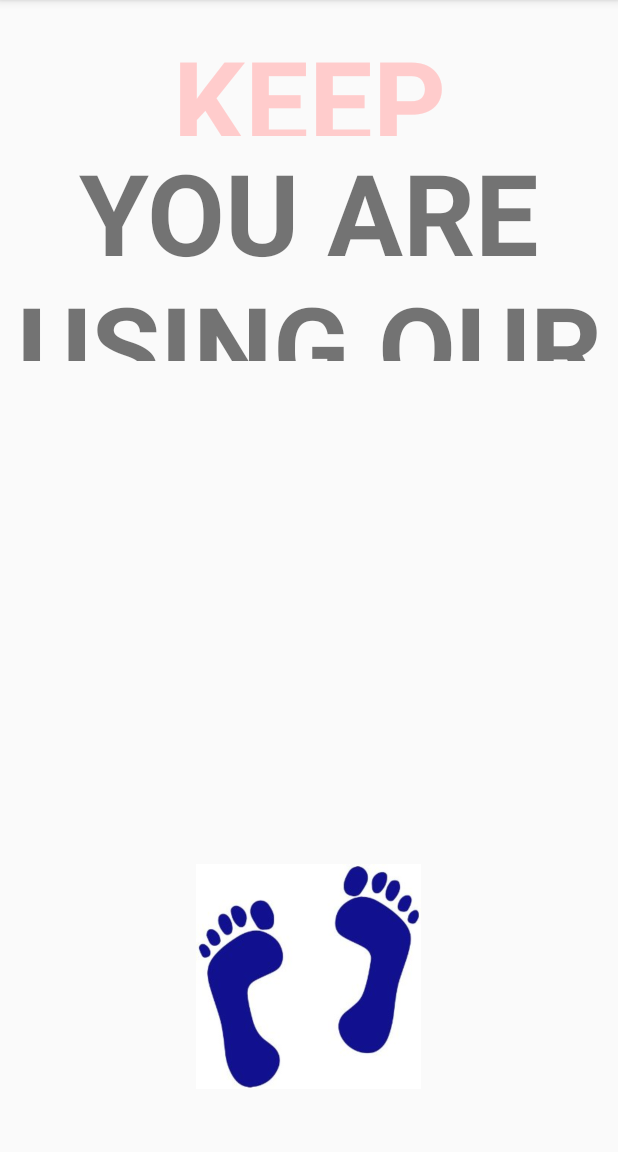
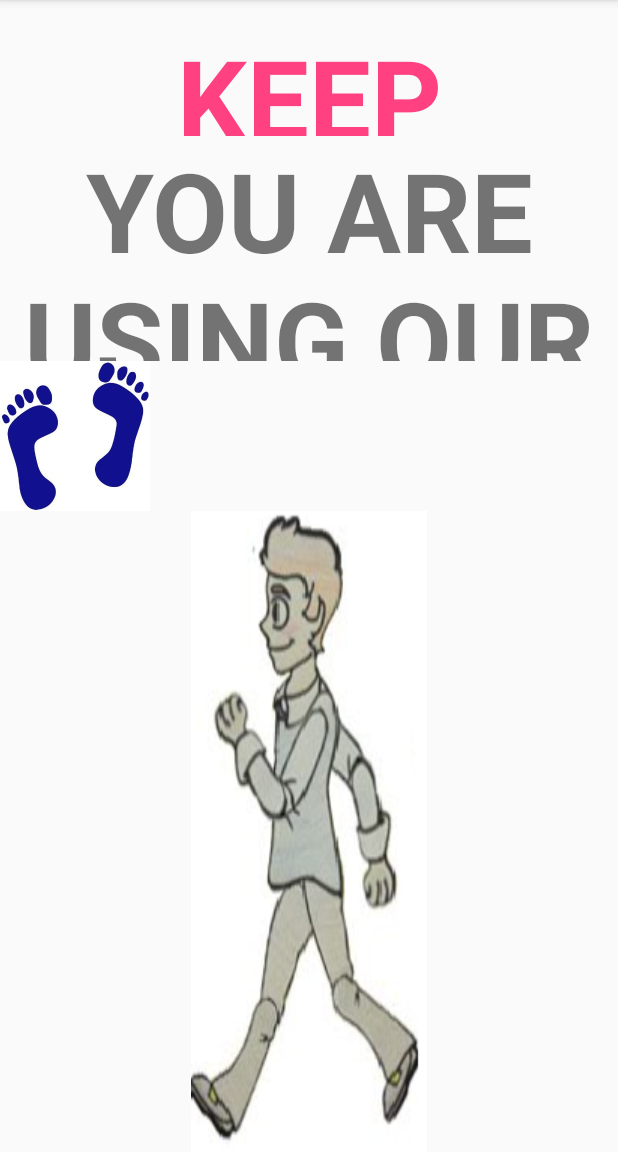
Before and after one commit to Shivjot-Baidwan/SensorSimulation-MobileCommerce, an Android app: the fragment WelcomeScreenFragment shown on its own in the app's theme, on a phone screen of 412 x 824 dp, the part 84-1236 px from its top. Run offline under Robolectric (Android 15) with nearby library versions, the phone set to English and light mode, and no system bars.

Commit message:
Animation on main page.

```diff
--- a/app/src/main/java/com/mobilecommerce/sensorsimulation/MainActivity.java
+++ b/app/src/main/java/com/mobilecommerce/sensorsimulation/MainActivity.java
@@ -11,6 +11,7 @@ import android.app.PendingIntent;
 import android.content.Intent;
 import android.content.pm.PackageManager;
 import android.graphics.Typeface;
+import android.graphics.drawable.AnimationDrawable;
 import android.icu.text.SimpleDateFormat;
 import android.support.annotation.NonNull;
 import android.support.annotation.Nullable;
@@ -20,6 +21,7 @@ import android.os.Bundle;
 import android.text.Html;
 import android.util.Log;
 import android.view.Menu;
+import android.widget.ImageView;
 import android.widget.TextView;
 import android.widget.Toast;
 import com.google.android.gms.common.ConnectionResult;
@@ -32,6 +34,7 @@ public class MainActivity extends AppCompatActivity
         implements GoogleApiClient.ConnectionCallbacks, GoogleApiClient.OnConnectionFailedListener{
 
     public GoogleApiClient mApiClient;
+    private ImageView animationImages;
 
 
     @Override
@@ -53,15 +56,24 @@ public class MainActivity extends AppCompatActivity
 
         Calendar c = Calendar.getInstance();
 
-        SimpleDateFormat simpleDateFormat = new SimpleDateFormat("yyyy-MM-dd  HH:mm:ss");
+        SimpleDateFormat simpleDateFormat = new SimpleDateFormat("dd-MM-yyyy  hh:mm a ");
         String currentDateTimeString = simpleDateFormat.format(c.getTime());
 
         Toast.makeText(this,currentDateTimeString,Toast.LENGTH_SHORT).show();
 
         TextView dateTextView = (TextView) findViewById(R.id.dateTextView);
         dateTextView.setText(currentDateTimeString);
-        //dateTextView.setTypeface(typeface);
+        animationImages = (ImageView) findViewById(R.id.animationView);
 
+        animationImages.post(new Runnable() {
+            @Override
+            public void run() {
+                ((AnimationDrawable) animationImages.getBackground()).start();
+            }
+        });
+
+
+        /*
         UserMovementDatabase userMovementDatabase = new UserMovementDatabase("time","WALKING");
 
         MyDatabaseHandler myDatabaseHandler = new MyDatabaseHandler(this, null, null, 1);
@@ -69,6 +81,7 @@ public class MainActivity extends AppCompatActivity
 
         myDatabaseHandler.viewAllRecords();
         myDatabaseHandler.printUserMovementRecords();
+        */
 
         //After Implementing the interfaces for GoogleApiClient, initializing the GoogleApiClient.
         //Also connecting to Google Play Services.
--- a/app/src/main/java/com/mobilecommerce/sensorsimulation/MyDatabaseHandler.java
+++ b/app/src/main/java/com/mobilecommerce/sensorsimulation/MyDatabaseHandler.java
@@ -1,7 +1,7 @@
 /*
 Authors: Venus Pathak - 7972526
          Shivjot Baidwan - 8028412
-*/
+
 
 package com.mobilecommerce.sensorsimulation;
 
@@ -95,3 +95,4 @@ public class MyDatabaseHandler extends SQLiteOpenHelper {
     }
 
 }
+*/
--- a/app/src/main/java/com/mobilecommerce/sensorsimulation/UserMovementDatabase.java
+++ b/app/src/main/java/com/mobilecommerce/sensorsimulation/UserMovementDatabase.java
@@ -1,7 +1,7 @@
 /*
 Authors: Venus Pathak - 7972526
          Shivjot Baidwan - 8028412
-*/
+
 
 package com.mobilecommerce.sensorsimulation;
 
@@ -44,3 +44,4 @@ public class UserMovementDatabase {
     }
 
 }
+*/
--- /dev/null
+++ b/app/src/main/res/drawable/run_animation.xml
@@ -0,0 +1,10 @@
+<?xml version ="1.0" encoding="utf-8"?>
+<animation-list android:oneshot="false"
+    xmlns:android="http://schemas.android.com/apk/res/android">
+
+    <item android:drawable="@drawable/image1" android:duration="250"/>
+    <item android:drawable="@drawable/image2" android:duration="250"/>
+    <item android:drawable="@drawable/image3" android:duration="250"/>
+    <item android:drawable="@drawable/image4" android:duration="250"/>
+
+</animation-list>
--- a/app/src/main/res/layout/activity_database.xml
+++ b/app/src/main/res/layout/activity_database.xml
@@ -7,7 +7,7 @@
     android:paddingBottom="@dimen/activity_vertical_margin"
     android:paddingLeft="@dimen/activity_horizontal_margin"
     android:paddingRight="@dimen/activity_horizontal_margin"
-    android:paddingTop="@dimen/activity_vertical_margin"
-    tools:context="com.mobilecommerce.sensorsimulation.DatabaseActivity">
+    android:paddingTop="@dimen/activity_vertical_margin">
+    <!--tools:context="com.mobilecommerce.sensorsimulation.DatabaseActivity"> -->
 
 </RelativeLayout>
--- a/app/src/main/res/layout/fragment_welcome_screen.xml
+++ b/app/src/main/res/layout/fragment_welcome_screen.xml
@@ -12,12 +12,12 @@
         android:layout_height="75dp"
         android:text="@string/welcome_message"
         android:layout_marginTop="15dp"
-        android:textSize="75sp"
+        android:textSize="73sp"
         android:textAlignment="center"
         android:layout_alignParentLeft="true"
         android:layout_alignParentStart="true"
-        android:textStyle="normal|bold"
-        android:textColor="@color/colorAccent" />
+        android:textColor="@color/colorAccent"
+        android:textStyle="normal|bold" />
 
     <TextView
         android:text="@string/welcome_message2"
@@ -26,25 +26,38 @@
         android:layout_below="@+id/welcomeMessage1"
         android:id="@+id/welcomeMessage2"
         android:textAlignment="center"
-        android:textSize="75sp"
+        android:textSize="73sp"
         android:textStyle="normal|bold" />
 
+    <ImageView
+        android:layout_width="100dp"
+        android:layout_height="100dp"
+        app:srcCompat="@drawable/mainimage"
+        android:id="@+id/mainImageView"
+        android:layout_below="@+id/welcomeMessage2"
+        android:layout_alignParentStart="true" />
+
     <TextView
-        android:layout_width="200dp"
+        android:layout_width="250dp"
         android:layout_height="85dp"
         android:id="@+id/dateTextView"
-        android:textSize="36sp"
-        android:fontFamily="sans-serif"
-        android:layout_centerVertical="true"
-        android:layout_centerHorizontal="true" />
+        android:textSize="24sp"
+        android:textColor="@color/textColorPrimary"
+        android:fontFamily="casual"
+        android:textStyle="normal|bold"
+        android:textAlignment="center"
+        android:layout_alignBottom="@+id/mainImageView"
+        android:layout_toEndOf="@+id/mainImageView"
+        android:layout_marginStart="39dp" />
 
     <ImageView
-        android:layout_width="150dp"
-        android:layout_height="150dp"
-        app:srcCompat="@drawable/mainimage"
-        android:id="@+id/imageView"
+        android:layout_width="wrap_content"
+        android:layout_height="wrap_content"
+        android:background="@drawable/run_animation"
+        android:id="@+id/animationView"
         android:layout_alignParentBottom="true"
         android:layout_centerHorizontal="true"
-        android:layout_marginBottom="42dp" />
+        android:layout_below="@+id/dateTextView" />
+
 
 </RelativeLayout>
--- a/app/src/main/res/values/colors.xml
+++ b/app/src/main/res/values/colors.xml
@@ -1,7 +1,7 @@
 <?xml version="1.0" encoding="utf-8"?>
 <resources>
     <color name="colorPrimary">#ff4081</color>
-    <color name="colorPrimaryDark">#ff4081</color>
-    <color name="colorAccent">#FFCCCC</color>
+    <color name="colorPrimaryDark">#ff8db3</color>
+    <color name="colorAccent">#ff4081</color>
     <color name="textColorPrimary">#0000b7</color>
 </resources>
--- a/build.gradle
+++ b/build.gradle
@@ -5,7 +5,7 @@ buildscript {
         jcenter()
     }
     dependencies {
-        classpath 'com.android.tools.build:gradle:2.2.1'
+        classpath 'com.android.tools.build:gradle:2.2.2'
 
         // NOTE: Do not place your application dependencies here; they belong
         // in the individual module build.gradle files
```
Also changed, not shown: app/src/main/res/drawable/flower_strip.jpg (deleted), app/src/main/res/drawable/image1.PNG (added), app/src/main/res/drawable/image2.PNG (added), app/src/main/res/drawable/image3.PNG (added), app/src/main/res/drawable/image4.PNG (added).
